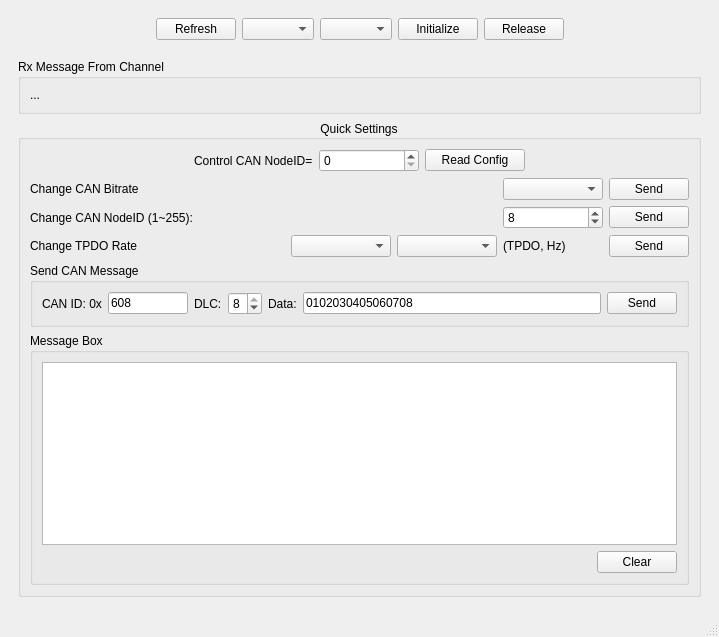
The window that pcan_qt.ui (avmm9898/PCAN_QT) describes before a commit, drawn with Qt 5.
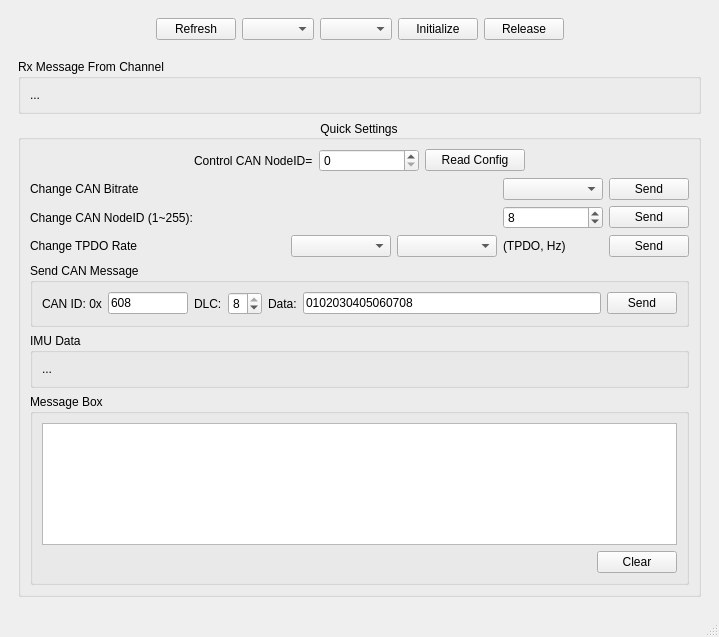
The same window after the commit.

Diff of the .ui file:
```diff
--- a/pcan_qt.ui
+++ b/pcan_qt.ui
@@ -475,6 +475,22 @@
              </layout>
             </widget>
            </item>
+           <item>
+            <widget class="QGroupBox" name="groupBox">
+             <property name="title">
+              <string>IMU Data</string>
+             </property>
+             <layout class="QVBoxLayout" name="verticalLayout">
+              <item>
+               <widget class="QLabel" name="Label_imudata">
+                <property name="text">
+                 <string>...</string>
+                </property>
+               </widget>
+              </item>
+             </layout>
+            </widget>
+           </item>
            <item>
             <widget class="QGroupBox" name="GB_can_tx">
              <property name="title">
```
